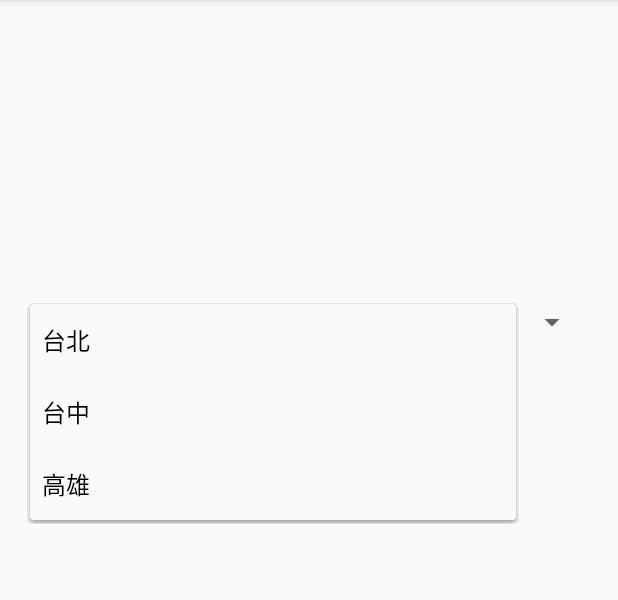
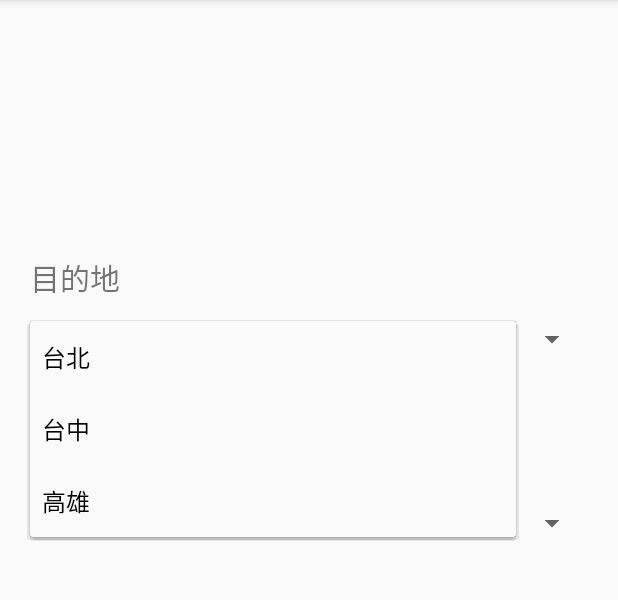
Before and after one commit to Teamdashah/team, an Android app: the input_schedule screen opened directly, with no data from a screen before it, after a tap on "台北", on a phone screen of 412 x 824 dp, the part 84-684 px from its top. Run offline under Robolectric (Android 15) with nearby library versions, the phone set to English and light mode, and no system bars.

Commit message:
input_taregt

```diff
--- a/app/src/main/res/layout/activity_input_schedule.xml
+++ b/app/src/main/res/layout/activity_input_schedule.xml
@@ -13,11 +13,50 @@
         android:layout_width="match_parent"
         android:layout_height="wrap_content"
         android:layout_margin="20dp"
+        android:textSize="32sp"
         android:entries="@array/Spinner_item"
         app:layout_constraintBottom_toBottomOf="parent"
         app:layout_constraintEnd_toEndOf="parent"
-        app:layout_constraintHorizontal_bias="0.6"
         app:layout_constraintStart_toStartOf="parent"
         app:layout_constraintTop_toTopOf="parent"
-        app:layout_constraintVertical_bias="0.259" />
+        app:layout_constraintVertical_bias="0.276" />
+
+    <Spinner
+        android:id="@+id/bSpinner"
+        android:layout_width="match_parent"
+        android:layout_height="wrap_content"
+        android:layout_margin="20dp"
+        android:entries="@array/Spinner_item02"
+        app:layout_constraintBottom_toBottomOf="parent"
+        app:layout_constraintEnd_toEndOf="parent"
+        app:layout_constraintStart_toStartOf="parent"
+        app:layout_constraintTop_toTopOf="parent"
+        app:layout_constraintVertical_bias="0.45" />
+
+    <TextView
+        android:id="@+id/textView7"
+        android:layout_width="wrap_content"
+        android:layout_height="wrap_content"
+        android:text="目的地"
+        android:textSize="20dp"
+        app:layout_constraintBottom_toBottomOf="parent"
+        app:layout_constraintEnd_toEndOf="parent"
+        app:layout_constraintHorizontal_bias="0.057"
+        app:layout_constraintStart_toStartOf="parent"
+        app:layout_constraintTop_toTopOf="parent"
+        app:layout_constraintVertical_bias="0.23" />
+
+    <TextView
+        android:id="@+id/textView8"
+        android:layout_width="wrap_content"
+        android:layout_height="wrap_content"
+        android:text="人數"
+        android:textSize="20dp"
+        app:layout_constraintBottom_toBottomOf="parent"
+        app:layout_constraintEnd_toEndOf="parent"
+        app:layout_constraintHorizontal_bias="0.057"
+        app:layout_constraintStart_toStartOf="parent"
+        app:layout_constraintTop_toTopOf="parent"
+        app:layout_constraintVertical_bias="0.378" />
+
 </androidx.constraintlayout.widget.ConstraintLayout>
--- a/app/src/main/res/values/strings.xml
+++ b/app/src/main/res/values/strings.xml
@@ -41,4 +41,14 @@
         <item>台中</item>
         <item>高雄</item>
     </string-array>
+
+    <string-array name="Spinner_item02">
+        <item>1位</item>
+        <item>2位</item>
+        <item>3位</item>
+        <item>4位</item>
+        <item>5位</item>
+        <item>6位</item>
+        <item>7位</item>
+    </string-array>
 </resources>
```
